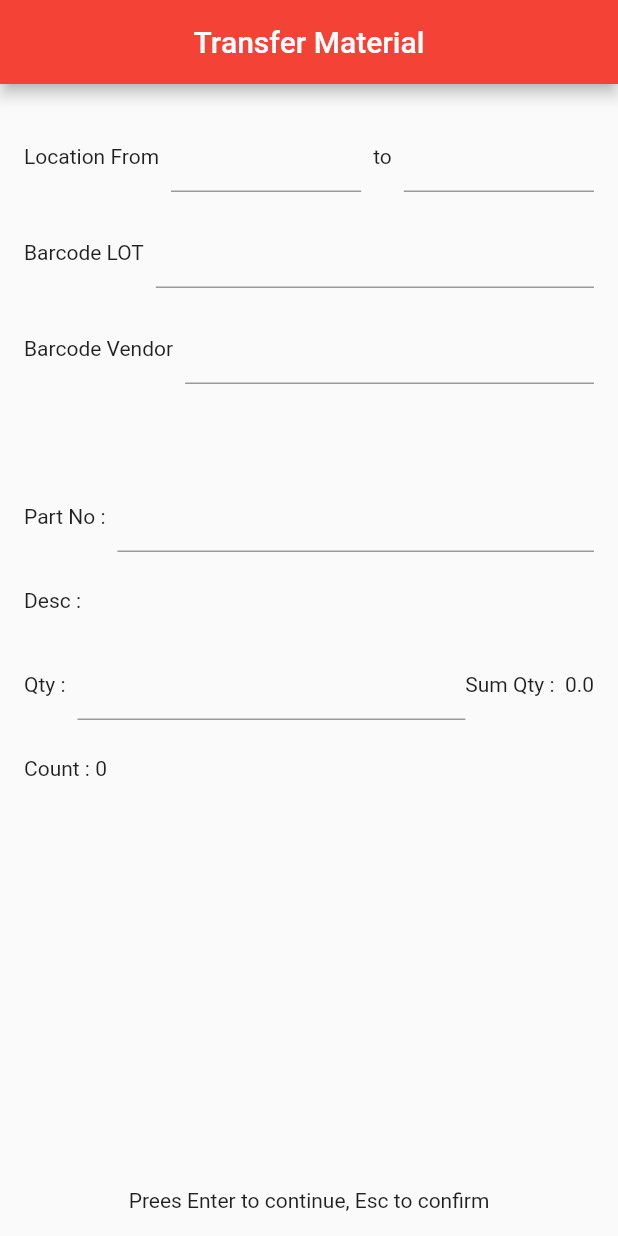
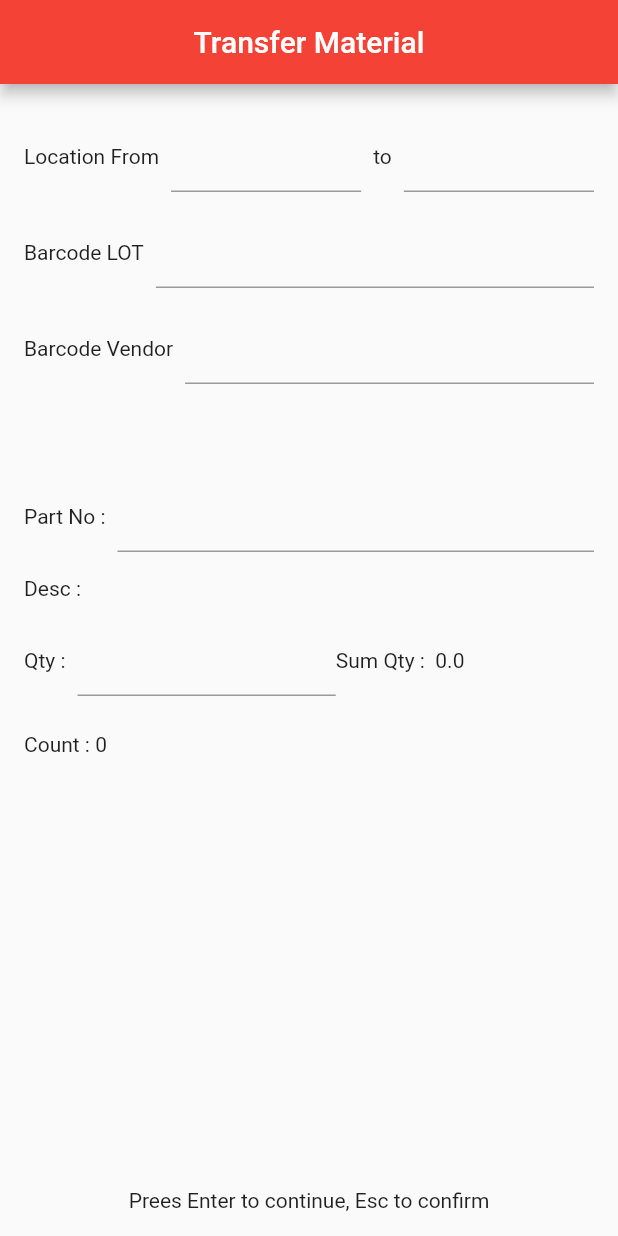
Before and after one commit to tawatchai7034/NEC, a Flutter app: the screen it shows after launch, on a phone screen of 412 x 824 dp. Run offline on Flutter 3.47's test engine with Material 2 defaults, Android fonts, the light colour scheme and no system bars; our stand-ins replace auto_size_text, syncfusion_flutter_datagrid.

Commit message:
edit Desc and sumQty

```diff
--- a/lib/addTransfer.dart
+++ b/lib/addTransfer.dart
@@ -115,7 +115,7 @@ class _AddTransferState extends State<AddTransfer> {
       if (event.logicalKey.keyId == BackspaceId) {
         setState(() {
           counter++;
-          totalQty += double.parse(qty.text);
+          // totalQty += double.parse(qty.text);
           transfer.addTransfer(TransferModal(
               locF: localStart.text,
               locT: localDes.text,
@@ -136,7 +136,7 @@ class _AddTransferState extends State<AddTransfer> {
       } else if (event.logicalKey.keyId == 51) {
         setState(() {
           counter++;
-          totalQty += double.parse(qty.text);
+          // totalQty += double.parse(qty.text);
           transfer.addTransfer(TransferModal(
               locF: localStart.text,
               locT: localDes.text,
@@ -314,7 +314,7 @@ class _AddTransferState extends State<AddTransfer> {
                                 'DDDDDDDDDDDDDDDDDDDDDDDDDDDDDDDDDDDDDDDDD';
                           } else if (loc == "50") {
                             locationDesc =
-                                'EEEEEEEEEEEEEEEEEEEEEEEEEEEEEEEEEEEEEEEEEEEEEEEEEEEEEEEEEE';
+                                'EEEEEEEEEEEEEEEEEEEEEEEEEEEEEEEEEEEEEEEEEEEEEEEEEEEEEEEEEEEEEEEEEEEEEEEEEEEEEEEEEEEEEEEEEEEEEEEEEEEEEEEEEEE';
                           }
                           FocusScope.of(context).requestFocus(nodeQty);
                         } else {
@@ -330,11 +330,14 @@ class _AddTransferState extends State<AddTransfer> {
               padding: const EdgeInsets.fromLTRB(0, 8, 0, 8),
               child: Row(
                 mainAxisAlignment: MainAxisAlignment.start,
-                crossAxisAlignment: CrossAxisAlignment.center,
+                crossAxisAlignment: CrossAxisAlignment.start,
                 children: [
                   Padding(
-                    padding: const EdgeInsets.fromLTRB(0, 8, 8, 8),
-                    child: Text("Desc :"),
+                    padding: const EdgeInsets.fromLTRB(0, 0, 8, 0),
+                    child: Text(
+                      "Desc :",
+                      // style: TextStyle(fontSize: 14),
+                    ),
                   ),
                   (locationDesc == null || locationDesc == '')
                       ? Container()
@@ -342,7 +345,10 @@ class _AddTransferState extends State<AddTransfer> {
                           width: widthScreen * 0.75,
                           child: AutoSizeText(
                             locationDesc,
-                            maxLines: 1,
+                            style: TextStyle(fontSize: 14),
+                            minFontSize: 12,
+                            maxLines: 2,
+                            overflow: TextOverflow.ellipsis,
                           ),
                         )
                   // Expanded(
@@ -383,9 +389,16 @@ class _AddTransferState extends State<AddTransfer> {
                         ),
                       ),
                     ),
-                    totalQty == 0.0
-                        ? Text("Sum Qty :  ${totalQty.toStringAsFixed(1)}")
-                        : Text("Sum Qty :  ${numFormat.format(totalQty)}")
+                    Expanded(
+                        child: totalQty == 0.0
+                            ? Container(
+                                width: widthScreen * 0.3,
+                                child: Text(
+                                    "Sum Qty :  ${totalQty.toStringAsFixed(1)}"))
+                            : Container(
+                                width: widthScreen * 0.3,
+                                child: Text(
+                                    "Sum Qty :  ${numFormat.format(totalQty)}")))
                   ],
                 )),
             Padding(
@@ -401,43 +414,6 @@ class _AddTransferState extends State<AddTransfer> {
                 ],
               ),
             ),
-
-            // Padding(
-            //   padding: const EdgeInsets.fromLTRB(0, 24, 0, 8),
-            //   child: Row(
-            //     mainAxisAlignment: MainAxisAlignment.center,
-            //     crossAxisAlignment: CrossAxisAlignment.center,
-            //     children: [
-            //       Spacer(),
-            //       ElevatedButton(
-            //         child: Text('บันทึก'),
-            //         onPressed: () {
-            //           // transfer.addTransfer(TransferModal(
-            //           //     locF: localStart.text,
-            //           //     locT: localDes.text,
-            //           //     lot: lot.text,
-            //           //     vender: vender.text,
-            //           //     partNo: int.parse(partNo.text),
-            //           //     desc: desc.text,
-            //           //     qty: double.parse(qty.text),
-            //           //     count: int.parse(count.text),
-            //           //     amountQty: double.parse(sumQty.text)));
-
-            //           // transfer.ptrTransferList();
-
-            //           Navigator.of(context).push(MaterialPageRoute(
-            //               builder: (context) => TransferConfirm()));
-            //         },
-            //         style: ElevatedButton.styleFrom(
-            //             primary: Colors.green,
-            //             padding:
-            //                 EdgeInsets.symmetric(horizontal: 12, vertical: 8),
-            //             textStyle: TextStyle(
-            //                 fontSize: 30, fontWeight: FontWeight.bold)),
-            //       ),
-            //     ],
-            //   ),
-            // ),
           ],
         )),
       ),
--- a/lib/model/trasferList.dart
+++ b/lib/model/trasferList.dart
@@ -6,7 +6,7 @@ class TransferList {
 
   addTransfer(TransferModal transfer) {
     this.trans.add(transfer);
-    _sumQty += transfer.amountQty;
+    _sumQty += transfer.qty;
   }
 
   ptrTransferList() {
```
Also changed, not shown: 1 other file.
